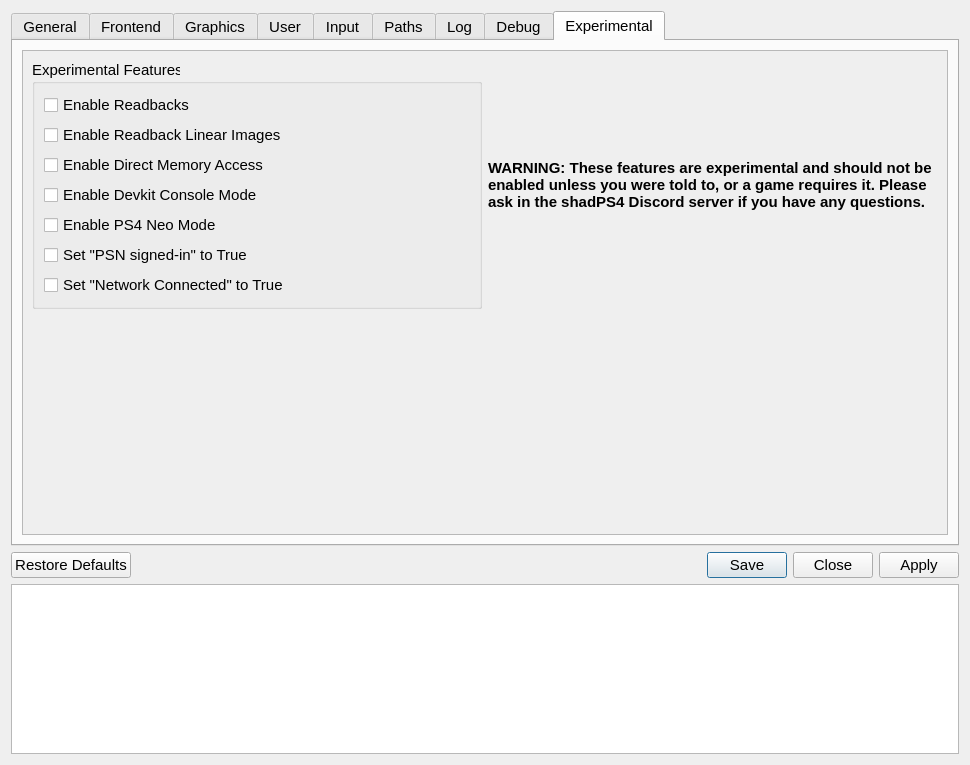
Old version of the form src/qt_gui/settings_dialog.ui in the repository shadps4-emu/shadPS4.
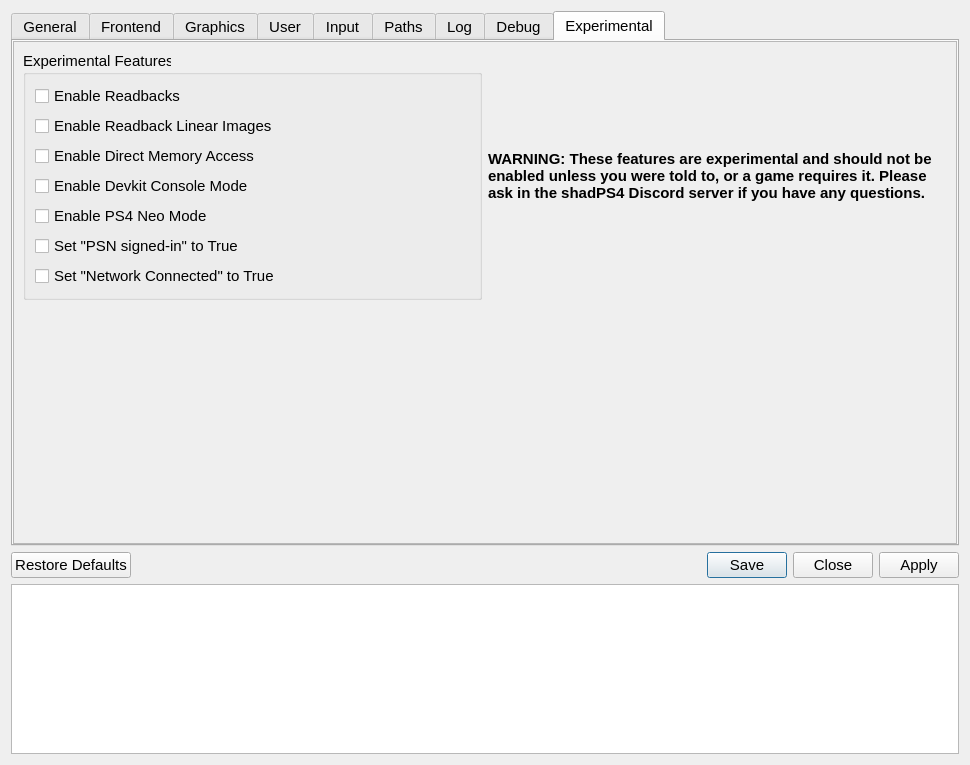
New version of the form. The open tabs and pages were chosen to show the change. Icons and pictures are not drawn.

Commit message: Fix experimental tab contents not filling the tab

The edit to the form file:
```diff
--- a/src/qt_gui/settings_dialog.ui
+++ b/src/qt_gui/settings_dialog.ui
@@ -59,7 +59,7 @@
       </size>
      </property>
      <property name="currentIndex">
-      <number>0</number>
+      <number>1</number>
      </property>
      <property name="usesScrollButtons">
       <bool>true</bool>
@@ -743,7 +743,7 @@
            </layout>
           </item>
           <item>
-           <layout class="QVBoxLayout" name="CompatTabLayoutRight" stretch="0,0">
+           <layout class="QVBoxLayout" name="CompatTabLayoutRight" stretch="0,0,0">
             <property name="spacing">
              <number>6</number>
             </property>
@@ -977,6 +977,19 @@
               </layout>
              </widget>
             </item>
+            <item>
+             <spacer name="verticalSpacer_5">
+              <property name="orientation">
+               <enum>Qt::Orientation::Vertical</enum>
+              </property>
+              <property name="sizeHint" stdset="0">
+               <size>
+                <width>20</width>
+                <height>40</height>
+               </size>
+              </property>
+             </spacer>
+            </item>
            </layout>
           </item>
          </layout>
@@ -2382,30 +2395,41 @@
        </layout>
       </widget>
      </widget>
-     <widget class="QWidget" name="experimentalTab">
-      <attribute name="title">
-       <string>Experimental</string>
-      </attribute>
-      <layout class="QVBoxLayout" name="verticalLayout_4">
-       <item>
-        <widget class="QScrollArea" name="experimtenalScrollArea">
+     <widget class="QScrollArea" name="experimentalTab">
          <property name="widgetResizable">
           <bool>true</bool>
          </property>
+      <attribute name="title">
+       <string>Experimental</string>
+      </attribute>
          <widget class="QWidget" name="experimentalTabContents">
           <property name="geometry">
            <rect>
             <x>0</x>
             <y>0</y>
-            <width>928</width>
-            <height>483</height>
-           </rect>
-          </property>
-          <layout class="QFormLayout" name="formLayout">
-           <item row="0" column="0" colspan="2">
+         <width>946</width>
+         <height>287</height>
+        </rect>
+       </property>
+       <property name="sizePolicy">
+        <sizepolicy hsizetype="Preferred" vsizetype="Maximum">
+         <horstretch>0</horstretch>
+         <verstretch>0</verstretch>
+        </sizepolicy>
+       </property>
+       <layout class="QVBoxLayout" name="debugTabVLayout2" stretch="0">
+        <item>
+         <layout class="QVBoxLayout" name="experimentalVLayout">
+          <item>
             <layout class="QHBoxLayout" name="experimentalHLayout">
              <item>
-              <widget class="QGroupBox" name="ExperimentalGroupBox">
+             <widget class="QGroupBox" name="experimentalGroupBox">
+              <property name="sizePolicy">
+               <sizepolicy hsizetype="Preferred" vsizetype="Preferred">
+                <horstretch>0</horstretch>
+                <verstretch>0</verstretch>
+               </sizepolicy>
+              </property>
                <property name="title">
                 <string>Experimental Features</string>
                </property>
@@ -2520,10 +2544,9 @@
             </layout>
            </item>
           </layout>
-         </widget>
-        </widget>
-       </item>
-      </layout>
+        </item>
+       </layout>
+      </widget>
      </widget>
     </widget>
    </item>
```
Lines whose indentation alone changed are shown as unchanged.
